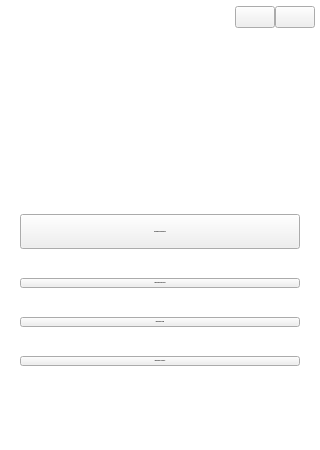
Old version of the form App/Front/ventanasui/VPrincipal.ui in the repository LAngelVp/ProccessRMPG73.
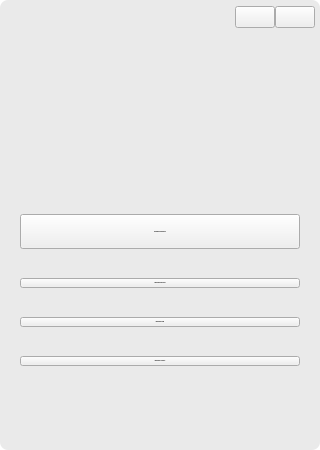
New version of the form. Icons and pictures are not drawn.

Diff of the .ui file:
```diff
--- a/App/Front/ventanasui/VPrincipal.ui
+++ b/App/Front/ventanasui/VPrincipal.ui
@@ -52,7 +52,7 @@
 max-width: 320px;
 }
 #panel_principal{
-background-color: rgb(255, 255, 255);
+background-color: rgb(234, 234, 234);
 border-radius:8px;
 }
 [objectName^=&quot;btc_btc&quot;]{
```
Left out of the diff: 10 changed lines with no effect on the pictures.
